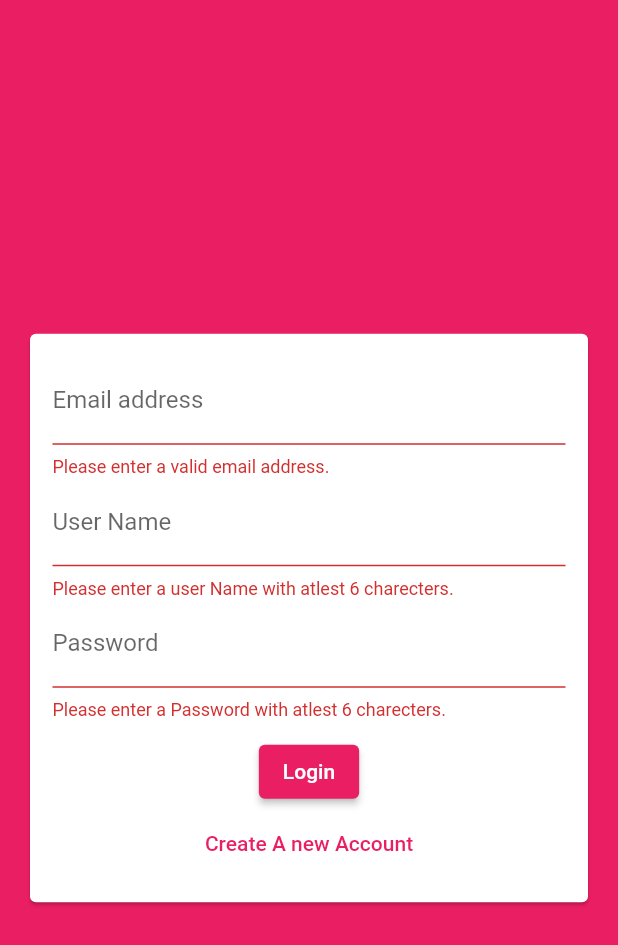
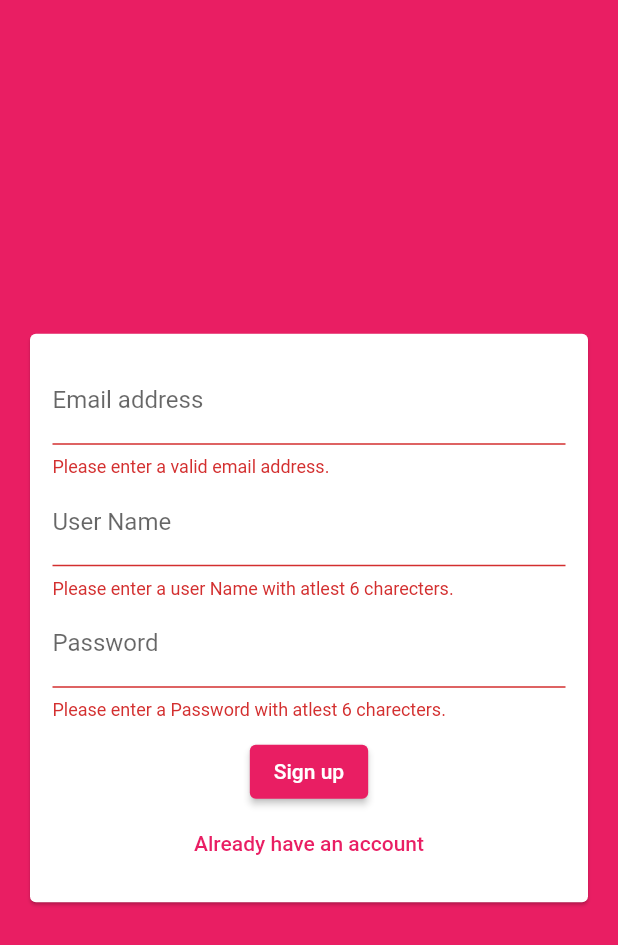
Before and after one commit to Nayemalam110/My-Massenger, a Flutter app: the screen it shows after launch, after a tap on "Login", after a tap on "Create A new Account", on a phone screen of 412 x 824 dp. Shown: the top 945 px of the screen. Run offline on Flutter 3.47's test engine with Material 2 defaults, Android fonts, the phone set to English and light mode, and no system bars; our stand-ins replace cloud_firestore, firebase_core; accounts and stored records are empty.

Commit message:
step-2.3.1

```diff
--- a/lib/widgets/auth_form.dart
+++ b/lib/widgets/auth_form.dart
@@ -77,10 +77,18 @@ class _AuthFormState extends State<AuthForm> {
                   SizedBox(
                     height: 10,
                   ),
-                  ElevatedButton(onPressed: _trySubmit, child: Text('Login')),
+                  ElevatedButton(
+                      onPressed: _trySubmit,
+                      child: Text(_isLogin ? 'Login' : 'Sign up')),
                   TextButton(
-                    onPressed: () {},
-                    child: Text('Create A new Account'),
+                    onPressed: () {
+                      setState(() {
+                        _isLogin = !_isLogin;
+                      });
+                    },
+                    child: Text(_isLogin
+                        ? 'Create A new Account'
+                        : 'Already have an account'),
                   )
                 ],
               ),
```
